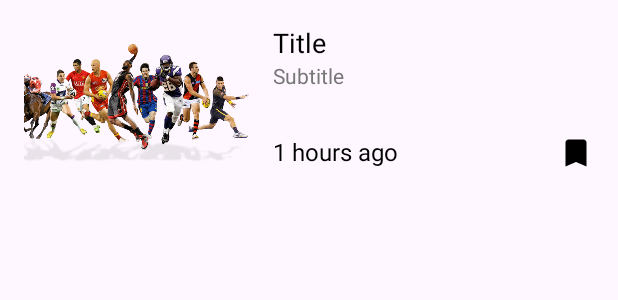
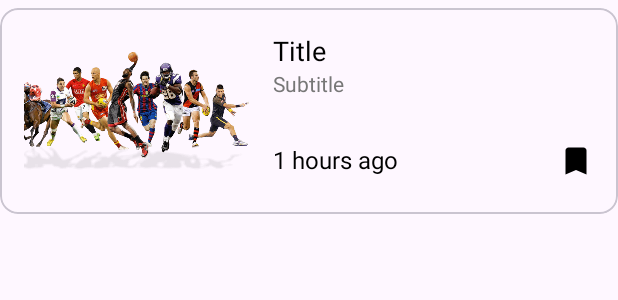
Before and after one commit to bensaltanahassan/news-app-kotlin, an Android app: the layout custom_new.xml on its own in the app's theme, with its tools: preview values and no code run, on a phone screen of 412 x 824 dp. Shown: the top 300 px of the screen. Run offline under Robolectric (Android 15) with nearby library versions, the phone set to English and light mode, and no system bars.

Commit message:
add CardView to custom_new.xml

```diff
--- a/app/src/main/java/com/example/newsapp/fragments/AccountFragment.kt
+++ b/app/src/main/java/com/example/newsapp/fragments/AccountFragment.kt
@@ -51,6 +51,7 @@
 
 
 
+
     override fun onOptionsItemSelected(item: MenuItem): Boolean {
         if (toggle.onOptionsItemSelected(item)){
             return true
@@ -66,6 +67,7 @@
         //middleware login
         sharedPref = SharedPreferencesManager.getInstance(requireContext())
         user = sharedPref.getUser()!!
+
 
 
 
@@ -322,7 +324,7 @@
                         }
                         ext = extension
                         bitmap = BitmapFactory.decodeStream(FileInputStream(file))
-                        avatarView.loadImage(uri.toString())
+                        avatarView.loadImage(file)
 
                         prepareToUploadImage()
 
--- a/app/src/main/res/layout/custom_new.xml
+++ b/app/src/main/res/layout/custom_new.xml
@@ -1,11 +1,19 @@
 <?xml version="1.0" encoding="utf-8"?>
-<LinearLayout xmlns:android="http://schemas.android.com/apk/res/android"
+<com.google.android.material.card.MaterialCardView xmlns:android="http://schemas.android.com/apk/res/android"
+    xmlns:app="http://schemas.android.com/apk/res-auto"
+    xmlns:tools="http://schemas.android.com/tools"
+    android:layout_height="wrap_content"
     android:layout_width="match_parent"
-    android:layout_height="wrap_content"
-    xmlns:app="http://schemas.android.com/apk/res-auto"
-    android:orientation="horizontal"
-    android:id="@+id/newId"
-    android:padding="16dp">
+    android:layout_marginVertical="5dp"
+    >
+
+
+    <LinearLayout
+        android:layout_width="match_parent"
+        android:layout_height="wrap_content"
+        android:orientation="horizontal"
+        android:id="@+id/newId"
+        android:padding="16dp">
 
 
     <ProgressBar
@@ -86,9 +94,10 @@
 
 
     </LinearLayout>
+    </LinearLayout>
 
 
 
 
 
-</LinearLayout>
+</com.google.android.material.card.MaterialCardView>
```
